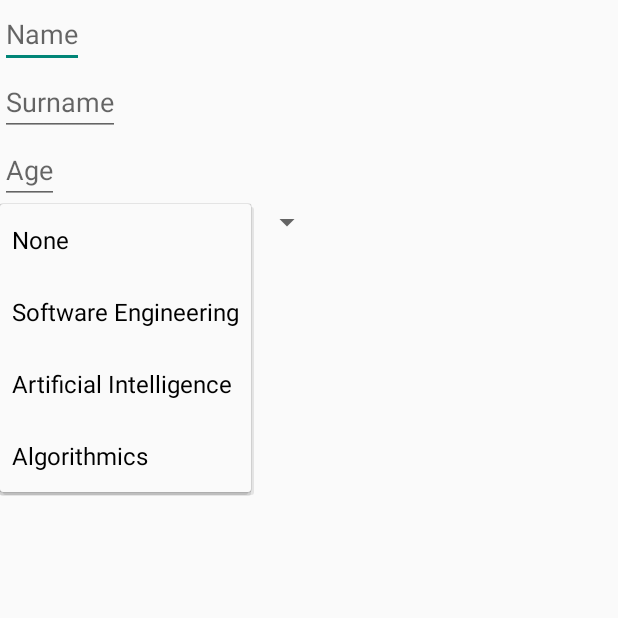
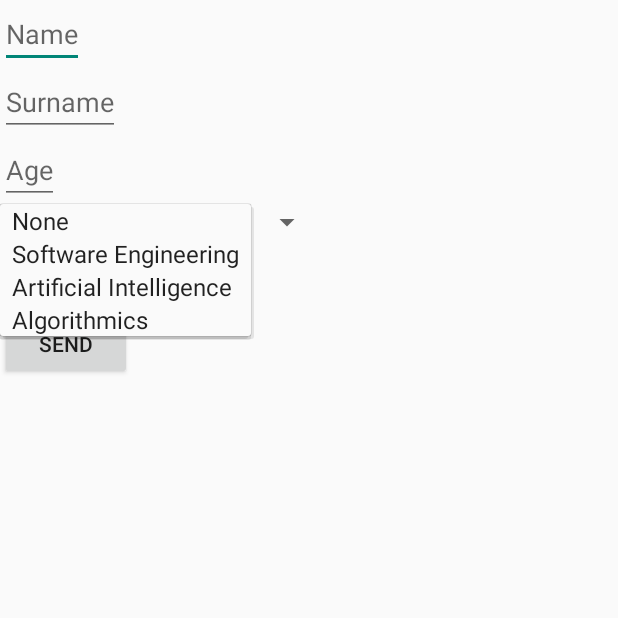
Before and after one commit to TheKing4012/DevMobile, an Android app: the screen it shows after launch (MainActivity), after a tap on "None", on a phone screen of 412 x 824 dp, the top half of it. Run offline under Robolectric (Android 15) with nearby library versions, the phone set to English and light mode, and no system bars.

Commit message:
exo 3 java version

```diff
--- a/app/src/main/AndroidManifest.xml
+++ b/app/src/main/AndroidManifest.xml
@@ -13,6 +13,9 @@
         android:theme="@style/Theme.Tp1"
         tools:targetApi="31">
         <activity
+            android:name=".AgendaActivity"
+            android:exported="false" />
+        <activity
             android:name=".ProcessActivity"
             android:exported="false" />
         <activity
--- a/app/src/main/java/com/example/tp1/MainActivity.java
+++ b/app/src/main/java/com/example/tp1/MainActivity.java
@@ -6,8 +6,11 @@
 
 import android.app.Activity;
 import android.os.Bundle;
+import android.text.InputType;
+import android.widget.ArrayAdapter;
 import android.widget.Button;
 import android.widget.EditText;
+import android.widget.LinearLayout;
 import android.widget.Spinner;
 
 import com.example.tp1.utils.Dialog;
@@ -16,34 +19,63 @@
 
 public class MainActivity extends Activity {
 
-    Button btn1;
-
     @Override
     protected void onCreate(Bundle savedInstanceState) {
         super.onCreate(savedInstanceState);
-        setContentView(R.layout.activity_main);
 
-        EditText nameED = findViewById(R.id.editTextName);
-        EditText surnameED = findViewById(R.id.editTextSurname);
-        EditText ageED = findViewById(R.id.editTextAge);
-        Spinner skillED = findViewById(R.id.spinnerSkillDomain);
-        EditText numED = findViewById(R.id.editTextPhoneNumber);
+        // Création d'un LinearLayout pour contenir les éléments
+        LinearLayout layout = new LinearLayout(this);
+        layout.setLayoutParams(new LinearLayout.LayoutParams(
+                LinearLayout.LayoutParams.MATCH_PARENT,
+                LinearLayout.LayoutParams.MATCH_PARENT));
+        layout.setOrientation(LinearLayout.VERTICAL);
 
-        btn1 = (Button) findViewById(R.id.button_send);
+        // Création des EditText
+        EditText editTextName = new EditText(this);
+        editTextName.setLayoutParams(new LinearLayout.LayoutParams(
+                LinearLayout.LayoutParams.WRAP_CONTENT,
+                LinearLayout.LayoutParams.WRAP_CONTENT));
+        editTextName.setHint(getString(R.string.text_name));
+        layout.addView(editTextName);
 
-        btn1.setOnClickListener(view -> {
-            String nameText = nameED.getText().toString();
-            String surnameText = surnameED.getText().toString();
-            String ageText = ageED.getText().toString();
-            String skillText = skillED.getSelectedItem().toString();
-            String numText = numED.getText().toString();
+        EditText editTextSurname = new EditText(this);
+        editTextSurname.setLayoutParams(new LinearLayout.LayoutParams(
+                LinearLayout.LayoutParams.WRAP_CONTENT,
+                LinearLayout.LayoutParams.WRAP_CONTENT));
+        editTextSurname.setHint(getString(R.string.text_surname));
+        layout.addView(editTextSurname);
 
-            if (checkNotEmptyText(this, nameText) && checkNotEmptyText(this, surnameText) && checkNotEmptyText(this, ageText) && checkNotEmptySpinner(this, skillED, skillText) && checkNotEmptyText(this, numText)) {
-                Dialog.showInterractDialog(btn1, this, getResources().getString(R.string.text_confirmation), getResources().getString(R.string.text_confirmation), getResources().getString(R.string.text_confirmation_yes), getResources().getString(R.string.text_confirmation_no), "Nice Job",
-                        nameText, surnameText, ageText, skillText, numText);
-            } else {
-                Dialog.showErrorDialog(this, getResources().getString(R.string.text_missing_item), getResources().getString(R.string.text_missing_item));
-            }
-        });
+        EditText editTextAge = new EditText(this);
+        editTextAge.setLayoutParams(new LinearLayout.LayoutParams(
+                LinearLayout.LayoutParams.WRAP_CONTENT,
+                LinearLayout.LayoutParams.WRAP_CONTENT));
+        editTextAge.setHint(getString(R.string.text_age));
+        editTextAge.setInputType(InputType.TYPE_CLASS_NUMBER);
+        layout.addView(editTextAge);
+
+        Spinner spinnerSkillDomain = new Spinner(this);
+        spinnerSkillDomain.setLayoutParams(new LinearLayout.LayoutParams(
+                LinearLayout.LayoutParams.WRAP_CONTENT,
+                LinearLayout.LayoutParams.WRAP_CONTENT));
+        spinnerSkillDomain.setAdapter(ArrayAdapter.createFromResource(this, R.array.skillDomains, android.R.layout.simple_spinner_item));
+        spinnerSkillDomain.setPrompt(getString(R.string.text_skillDomain));
+        layout.addView(spinnerSkillDomain);
+
+        EditText editTextPhoneNumber = new EditText(this);
+        editTextPhoneNumber.setLayoutParams(new LinearLayout.LayoutParams(
+                LinearLayout.LayoutParams.WRAP_CONTENT,
+                LinearLayout.LayoutParams.WRAP_CONTENT));
+        editTextPhoneNumber.setHint(getString(R.string.text_phoneNumber));
+        editTextPhoneNumber.setInputType(InputType.TYPE_CLASS_PHONE);
+        layout.addView(editTextPhoneNumber);
+
+        Button buttonSend = new Button(this);
+        buttonSend.setLayoutParams(new LinearLayout.LayoutParams(
+                LinearLayout.LayoutParams.WRAP_CONTENT,
+                LinearLayout.LayoutParams.WRAP_CONTENT));
+        buttonSend.setText(getString(R.string.text_btn_send));
+        layout.addView(buttonSend);
+
+        setContentView(layout);
     }
 }
```
Also changed, not shown: app/src/main/java/com/example/tp1/AgendaActivity.java (added, +14 -0 lines), app/src/main/res/layout/activity_agenda.xml (added, +71 -0 lines).
